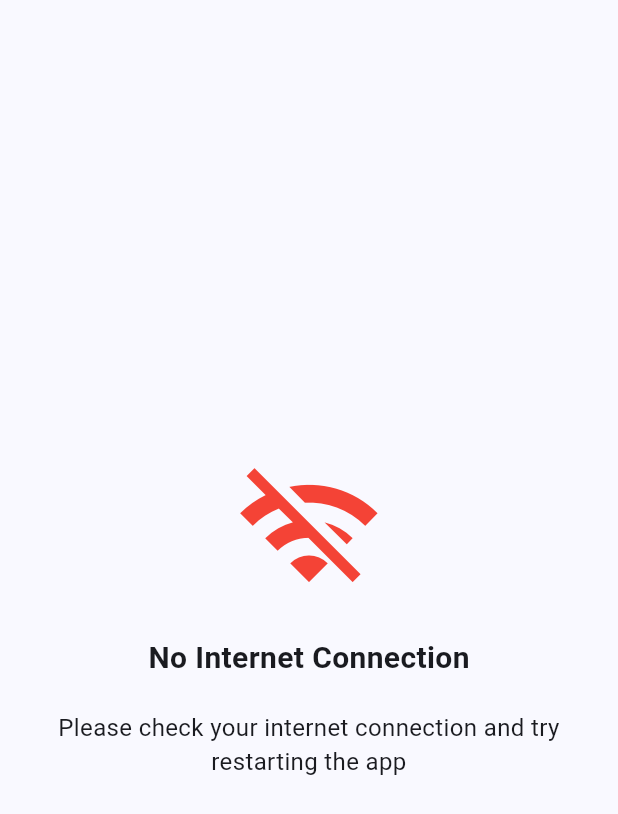
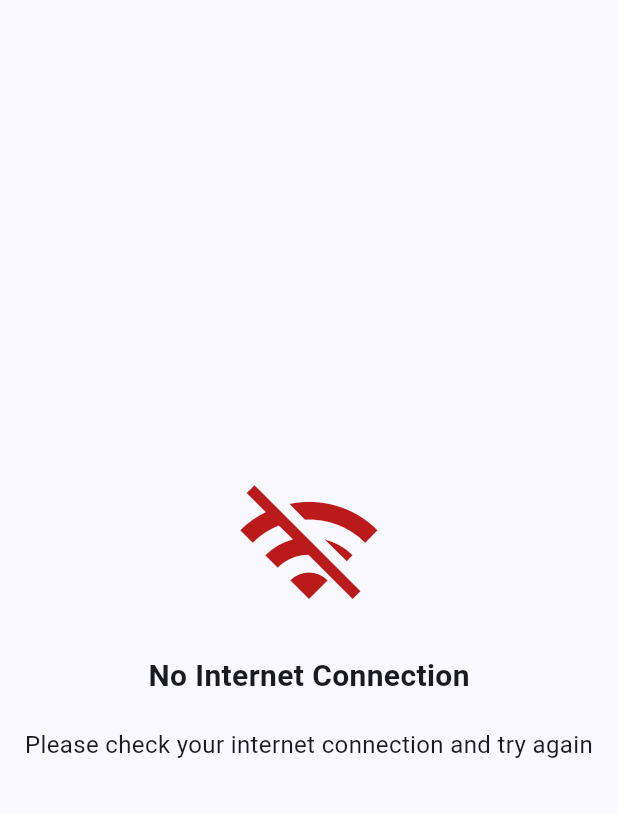
Before and after one commit to MotiurRahmanSany/weather-mate, a Flutter app: the NoInternetScreen screen opened directly, on a phone screen of 412 x 824 dp. Shown: the top 814 px of the screen. Run offline on Flutter 3.47's test engine with Material 3 defaults, Android fonts, the phone set to English and light mode, and no system bars; our stand-ins replace dio, flutter_riverpod, geocoding, geolocator, google_nav_bar, internet_connection_checker_plus and 3 more; accounts and stored records are empty.

Commit message:
fixed no internet state

```diff
--- a/lib/providers/connection_provider.dart
+++ /dev/null
@@ -1,5 +0,0 @@
-import 'package:flutter_riverpod/flutter_riverpod.dart';
-
-final connectionProvider = StateProvider<bool>((ref) {
-  return true;
-});
--- a/lib/screens/no_internet_screen.dart
+++ b/lib/screens/no_internet_screen.dart
@@ -1,33 +1,35 @@
 import 'package:flutter/material.dart';
+import 'package:flutter_riverpod/flutter_riverpod.dart';
 
-class NoInternetScreen extends StatelessWidget {
+
+class NoInternetScreen extends ConsumerWidget {
   const NoInternetScreen({super.key});
 
   @override
-  Widget build(BuildContext context) {
-    return const Scaffold(
+  Widget build(BuildContext context, WidgetRef ref) {
+    return Scaffold(
       body: Center(
         child: Padding(
-          padding: EdgeInsets.all(10.0),
+          padding: const EdgeInsets.all(10.0),
           child: Column(
             mainAxisAlignment: MainAxisAlignment.center,
             children: [
               Icon(
                 Icons.wifi_off,
                 size: 100,
-                color: Colors.red,
+                color: Theme.of(context).colorScheme.error,
               ),
-              SizedBox(height: 20),
-              Text(
+              const SizedBox(height: 20),
+              const Text(
                 'No Internet Connection',
                 style: TextStyle(
                   fontSize: 20,
                   fontWeight: FontWeight.bold,
                 ),
               ),
-              SizedBox(height: 20),
-              Text(
-                'Please check your internet connection and try restarting the app',
+              const SizedBox(height: 20),
+              const Text(
+                'Please check your internet connection and try again',
                 textAlign: TextAlign.center,
                 style: TextStyle(
                   fontSize: 16,
--- a/lib/widgets/current_details_widget.dart
+++ b/lib/widgets/current_details_widget.dart
@@ -17,7 +17,7 @@ class CurrentDetailsWidget extends ConsumerWidget {
         return _buildCurrentDetailsWidget(context, weather, false);
       },
       error: (err, st) {
-        return ShowErrorToUser();
+        return const ShowErrorToUser();
       },
       loading: () {
         return _buildCurrentDetailsWidget(context, null, true);
--- a/lib/widgets/current_more_details_widget.dart
+++ b/lib/widgets/current_more_details_widget.dart
@@ -20,7 +20,7 @@ class CurrentMoreDetailsWidget extends ConsumerWidget {
         return _buildCurrentMoreDetailsWidget(context, weather, ref);
       },
       error: (err, st) {
-        return ShowErrorToUser();
+        return const ShowErrorToUser();
       },
       loading: () {
         return _buildCurrentMoreDetailsWidget(context, null, ref);
--- a/lib/widgets/current_widget.dart
+++ b/lib/widgets/current_widget.dart
@@ -19,7 +19,7 @@ class CurrentWidget extends ConsumerWidget {
         return _buildCurrentWidget(context, weather, false, ref);
       },
       error: (err, st) {
-        return ShowErrorToUser();
+        return const ShowErrorToUser();
       },
       loading: () {
         return _buildCurrentWidget(context, null, true, ref);
@@ -51,7 +51,9 @@ class CurrentWidget extends ConsumerWidget {
                         height: 80,
                         width: 80,
                       )
-                    : const CircleAvatar(),
+                    : const CircleAvatar(
+                      radius: 40,
+                    ),
                 // const SizedBox(
                 //   width: 10,
                 // ),
```
Also changed, not shown: lib/providers/favorite_provider.dart (+4 -7 lines), lib/providers/internet_provider.dart (added, +8 -0 lines), lib/providers/weather_provider.dart (+0 -13 lines), lib/screens/home_screen.dart (+17 -8 lines), lib/screens/search_screen.dart (+4 -8 lines), lib/services/connection_service.dart (deleted, +0 -7 lines), lib/widgets/daily_widget.dart (+14 -7 lines), pubspec.yaml (line endings or trailing spaces).
